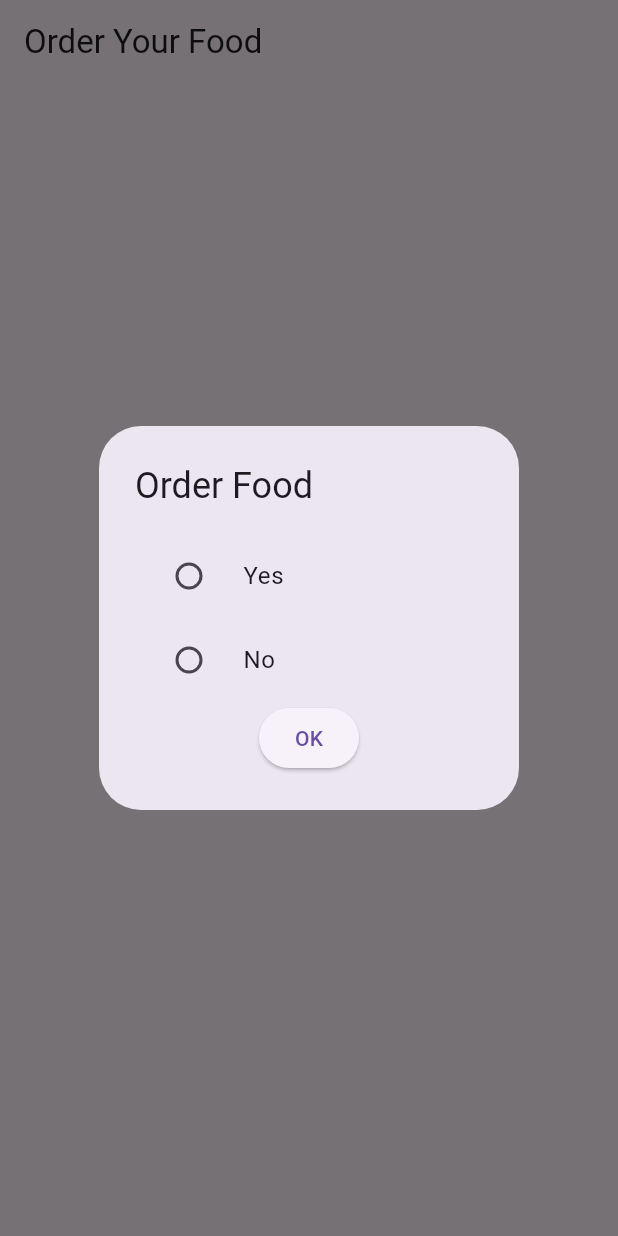
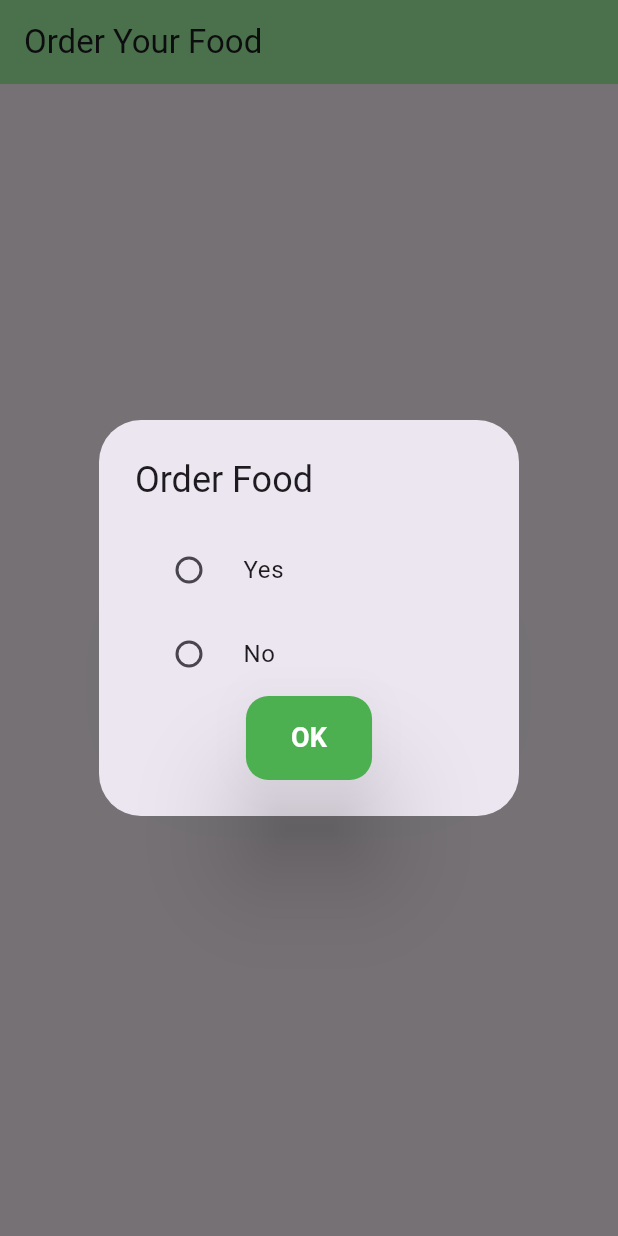
Before and after one commit to jezzyll/MajlisGramm-COPY, a Flutter app: the CanteenOrderFood screen opened directly, after a tap on "Order Food", on a phone screen of 412 x 824 dp. Run offline on Flutter 3.47's test engine with Material 3 defaults, Android fonts, the phone set to English and light mode, and no system bars; our stand-ins replace carousel_slider, cloud_firestore, firebase_auth, firebase_core, firebase_storage, image_picker and 1 more; accounts and stored records are empty; network calls fail.

Commit message:
canteen UI

```diff
--- a/lib/Canteen/canteen_order.dart
+++ b/lib/Canteen/canteen_order.dart
@@ -102,7 +102,25 @@ class _CanteenOrderFoodState extends State<CanteenOrderFood> {
                         _updateCounts(_userChoice!);
                       }
                     },
-                    child: Text('OK'),
+                    child: Text(
+                      'OK',
+                      style: TextStyle(
+                        fontSize: 18,
+                        fontWeight: FontWeight.bold,
+                      ),
+                    ),
+                    style: ElevatedButton.styleFrom(
+                      foregroundColor: Colors.white,
+                      backgroundColor: Colors.green,
+                      elevation: 30,
+                      shape: RoundedRectangleBorder(
+                        borderRadius: BorderRadius.circular(15),
+                      ),
+                      padding: EdgeInsets.symmetric(
+                        vertical: 15,
+                        horizontal: 30,
+                      ),
+                    ),
                   ),
                 ],
               );
@@ -118,6 +136,7 @@ class _CanteenOrderFoodState extends State<CanteenOrderFood> {
     return Scaffold(
       appBar: AppBar(
         title: Text("Order Your Food"),
+        backgroundColor: Color.fromARGB(255, 162, 245, 165),
       ),
       body: Center(
         child: Padding(
@@ -127,7 +146,25 @@ class _CanteenOrderFoodState extends State<CanteenOrderFood> {
             children: [
               ElevatedButton(
                 onPressed: _showOrderDialog,
-                child: Text('Order Food'),
+                child: Text(
+                  'Order Food',
+                  style: TextStyle(
+                    fontSize: 18,
+                    fontWeight: FontWeight.bold,
+                  ),
+                ),
+                style: ElevatedButton.styleFrom(
+                  foregroundColor: Colors.white,
+                  backgroundColor: Colors.green,
+                  elevation: 30,
+                  shape: RoundedRectangleBorder(
+                    borderRadius: BorderRadius.circular(15),
+                  ),
+                  padding: EdgeInsets.symmetric(
+                    vertical: 15,
+                    horizontal: 30,
+                  ),
+                ),
               ),
               SizedBox(height: 20),
               Text(
```
